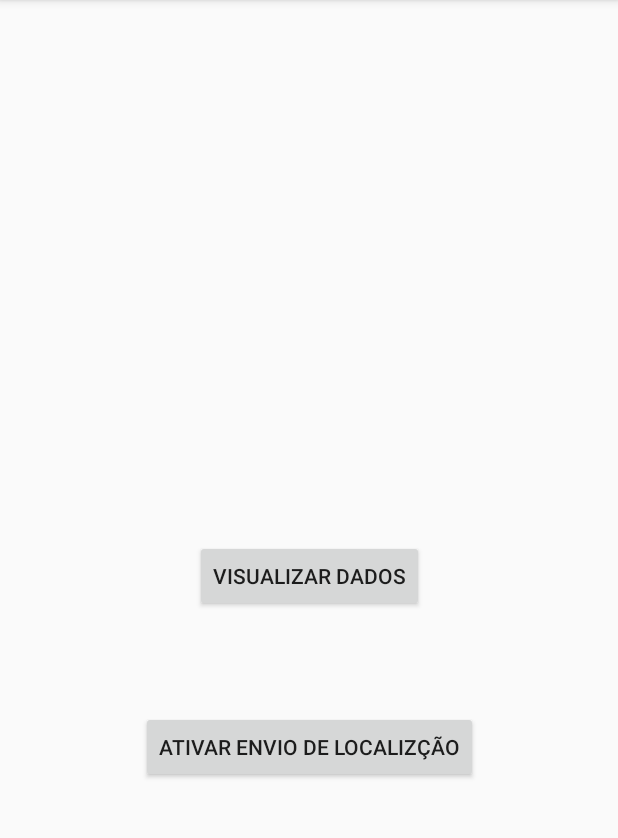
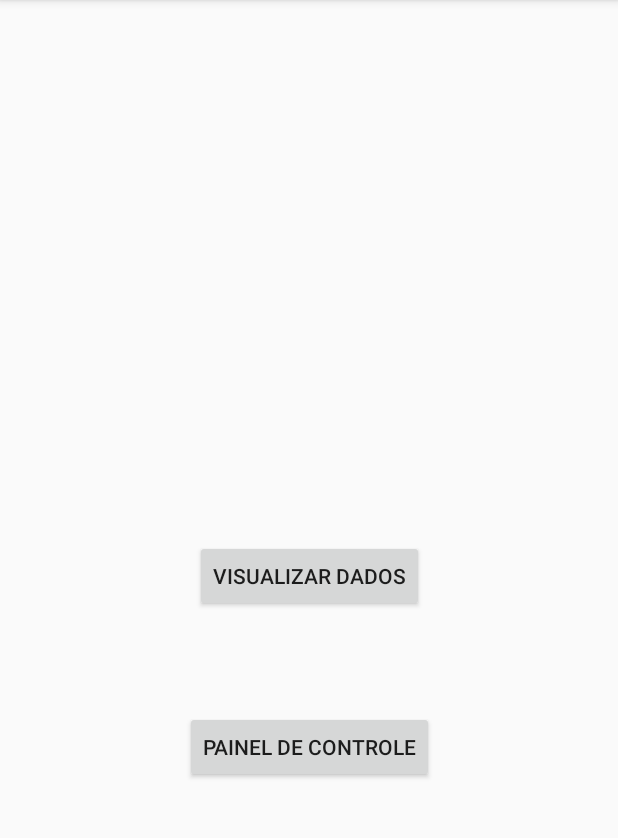
Before and after one commit to firebird-t/se_mqtt_client, an Android app: the screen it shows after launch (MainActivity), on a phone screen of 412 x 824 dp, the part 84-922 px from its top. Run offline under Robolectric (Android 15) with nearby library versions, the phone set to English and light mode, and no system bars; libraries missing offline, so code that uses them is left out: org.eclipse.paho.

Commit message:
ajustes no envio de valores

```diff
--- a/app/src/main/java/com/leonardo/mqtt_client/Main3Activity.java
+++ b/app/src/main/java/com/leonardo/mqtt_client/Main3Activity.java
@@ -36,6 +36,8 @@ public class Main3Activity extends AppCompatActivity {
         //Localização
         LocationManager lm = (LocationManager) getSystemService(Context.LOCATION_SERVICE);
         Location location = null;
+
+        mqttClient= null;
 
         if (ActivityCompat.checkSelfPermission(this, Manifest.permission.ACCESS_FINE_LOCATION) != PackageManager.PERMISSION_GRANTED
                 && ActivityCompat.checkSelfPermission(this, Manifest.permission.ACCESS_COARSE_LOCATION) != PackageManager.PERMISSION_GRANTED) {
@@ -110,6 +112,7 @@ public class Main3Activity extends AppCompatActivity {
 
                 try {
                     json2.put("command","LIGHT1ON");
+                    json2.put("value1",100);
                     json.put("d", json2);
                 } catch (JSONException e) {
                     e.printStackTrace();
@@ -154,6 +157,7 @@ public class Main3Activity extends AppCompatActivity {
 
                 try {
                     json2.put("command","LIGHT2ON");
+                    json2.put("value2",100);
                     json.put("d", json2);
                 } catch (JSONException e) {
                     e.printStackTrace();
@@ -198,6 +202,7 @@ public class Main3Activity extends AppCompatActivity {
 
                 try {
                     json2.put("command","LIGHT3ON");
+                    json2.put("value3",100);
                     json.put("d", json2);
                 } catch (JSONException e) {
                     e.printStackTrace();
--- a/app/src/main/res/layout/activity_main.xml
+++ b/app/src/main/res/layout/activity_main.xml
@@ -11,7 +11,7 @@
         android:layout_width="wrap_content"
         android:layout_height="wrap_content"
         android:layout_marginTop="66dp"
-        android:text="Ativar envio de localizção"
+        android:text="Painel de Controle"
         app:layout_constraintEnd_toEndOf="parent"
         app:layout_constraintStart_toStartOf="parent"
         app:layout_constraintTop_toBottomOf="@+id/bt1" />
```
